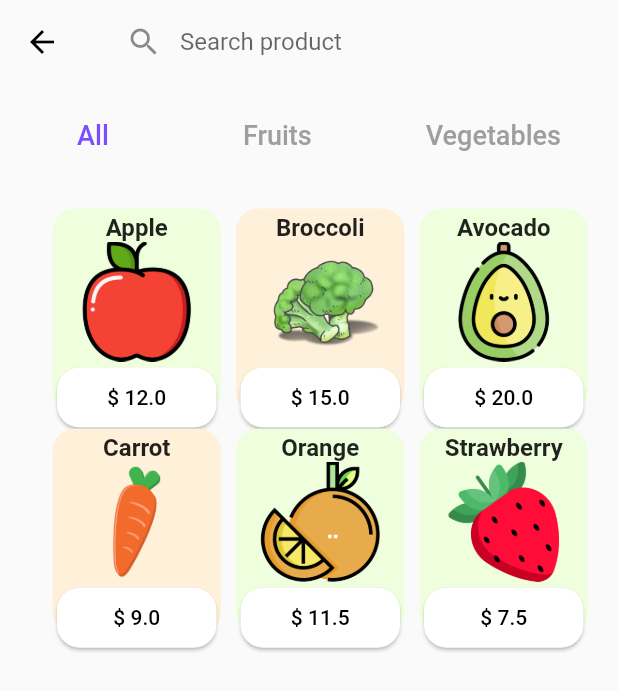
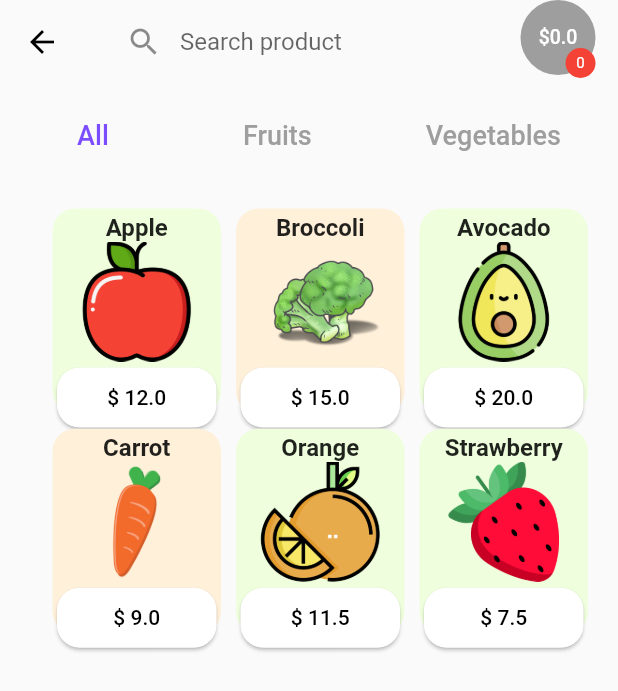
Before and after one commit to ruvima/grocery_shop_app_ui, a Flutter app: the CompleteInventoryScreen screen opened by its route, on a phone screen of 412 x 824 dp. Shown: the top 691 px of the screen. Run offline on Flutter 3.47's test engine with Material 2 defaults, Android fonts, the light colour scheme and no system bars; our stand-ins replace bloc, equatable, flutter_bloc, rxdart.

Commit message:
added total info widget in inventory screen

```diff
--- a/lib/screens/complete_inventory_screen.dart
+++ b/lib/screens/complete_inventory_screen.dart
@@ -5,6 +5,7 @@ import '../blocs/filtered_products/filtered_products_bloc.dart';
 import '../blocs/product_cart/product_cart_bloc.dart';
 import '../blocs/product_filter/product_filter_bloc.dart';
 import '../blocs/product_search/product_search_bloc.dart';
+import '../blocs/total_product/total_product_bloc.dart';
 import '../widgets/fruits_box.dart';
 
 class CompleteInventoryScreen extends StatelessWidget {
@@ -30,6 +31,9 @@ class CompleteInventoryScreen extends StatelessWidget {
             }
           },
         ),
+        actions: const [
+          _SummaryWidget(),
+        ],
       ),
       body: const SafeArea(
         child: SingleChildScrollView(
@@ -49,6 +53,51 @@ class CompleteInventoryScreen extends StatelessWidget {
           ),
         ),
       ),
+    );
+  }
+}
+
+class _SummaryWidget extends StatelessWidget {
+  const _SummaryWidget();
+
+  @override
+  Widget build(BuildContext context) {
+    return Padding(
+      padding: const EdgeInsets.only(right: 15),
+      child: Builder(builder: (context) {
+        final total = context.watch<TotalProductBloc>().state;
+        return Stack(
+          children: [
+            CircleAvatar(
+              radius: 25,
+              backgroundColor: Colors.grey,
+              child: Text(
+                '\$${total.totalAmount}',
+                style: const TextStyle(
+                  color: Colors.white,
+                  fontSize: 13,
+                  fontWeight: FontWeight.w500,
+                ),
+              ),
+            ),
+            Positioned(
+              bottom: 4,
+              right: 0,
+              child: CircleAvatar(
+                radius: 10,
+                backgroundColor: Colors.red,
+                child: Text(
+                  '${total.productQuantity}',
+                  style: const TextStyle(
+                    color: Colors.white,
+                    fontSize: 10,
+                  ),
+                ),
+              ),
+            ),
+          ],
+        );
+      }),
     );
   }
 }
```
